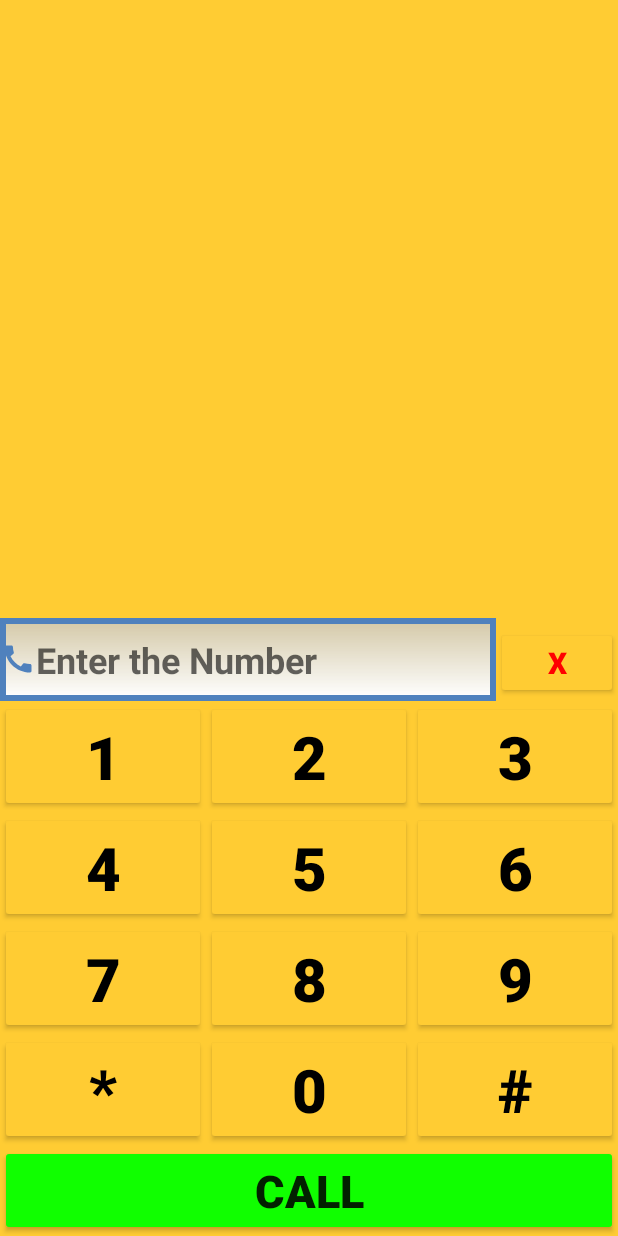
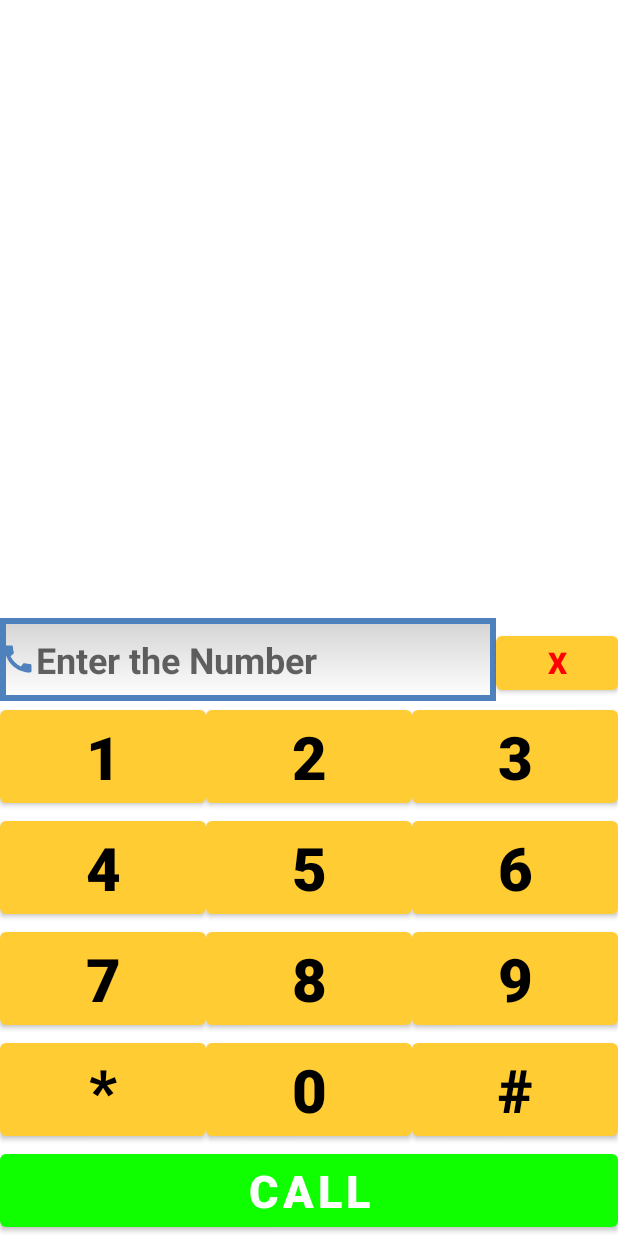
Before and after one commit to saudi97/myapplicationfinal, an Android app: the layout activity_dialler.xml on its own in the app's theme, with its tools: preview values and no code run, on a phone screen of 412 x 824 dp. Run offline under Robolectric (Android 15) with nearby library versions, the phone set to English and light mode, and no system bars.

Commit message:
Revert "Merge remote-tracking branch 'origin/main' into main"
This reverts commit 00052235cbc2047787eeab8c8675c8dd3d669f24, reversing
changes made to a4bf1a45dbaccd0bdb3a1ad71e74d81cc3269efe.

```diff
--- a/app/src/main/java/com/myapplication/Homepage.java
+++ b/app/src/main/java/com/myapplication/Homepage.java
@@ -17,6 +17,7 @@ Button call,contacts,conn,connect;
         super.onCreate(savedInstanceState);
         requestWindowFeature(Window.FEATURE_NO_TITLE);
         this.getWindow().setFlags(WindowManager.LayoutParams.FLAG_FULLSCREEN,WindowManager.LayoutParams.FLAG_FULLSCREEN);
+        getSupportActionBar().hide();
         setContentView(R.layout.activity_homepage);
         conn=findViewById(R.id.ConnDevices);
         connect = (Button) findViewById(R.id.button2);
--- a/app/src/main/java/com/myapplication/MainActivity.java
+++ b/app/src/main/java/com/myapplication/MainActivity.java
@@ -34,6 +34,7 @@ public class MainActivity extends AppCompatActivity {
         AppCompatDelegate.setDefaultNightMode(AppCompatDelegate.MODE_NIGHT_NO);
         requestWindowFeature(Window.FEATURE_NO_TITLE);
         this.getWindow().setFlags(WindowManager.LayoutParams.FLAG_FULLSCREEN,WindowManager.LayoutParams.FLAG_FULLSCREEN);
+        getSupportActionBar().hide();
         setContentView(R.layout.activity_main);
         mAuth = FirebaseAuth.getInstance();
         btn1 = (Button) findViewById(R.id.Wifi);
--- a/app/src/main/java/com/myapplication/login.java
+++ b/app/src/main/java/com/myapplication/login.java
@@ -39,6 +39,8 @@ public class login extends AppCompatActivity {
         AppCompatDelegate.setDefaultNightMode(AppCompatDelegate.MODE_NIGHT_NO);
         requestWindowFeature(Window.FEATURE_NO_TITLE);
         this.getWindow().setFlags(WindowManager.LayoutParams.FLAG_FULLSCREEN,WindowManager.LayoutParams.FLAG_FULLSCREEN);
+
+        getSupportActionBar().hide();
         setContentView(R.layout.activity_login);
         email=(EditText) findViewById(R.id.email);
         pass=(EditText) findViewById(R.id.password);
--- a/app/src/main/res/layout/activity_dialler.xml
+++ b/app/src/main/res/layout/activity_dialler.xml
@@ -10,7 +10,6 @@
     <LinearLayout
         android:layout_width="match_parent"
         android:layout_height="match_parent"
-        android:background="#FFCC33"
         android:gravity="bottom"
         android:orientation="vertical">
 
@@ -26,12 +25,11 @@
                 android:layout_width="wrap_content"
                 android:layout_height="55dp"
                 android:layout_weight="1"
+                android:ems="10"
                 android:background="@drawable/rounded"
                 android:drawableLeft="@drawable/ic_call"
-                android:ems="10"
                 android:hint="@string/hint"
                 android:inputType="none"
-                android:focusableInTouchMode="false"
                 android:textAppearance="@style/TextAppearance.AppCompat.Display3"
                 android:textSize="24sp"
                 android:textStyle="bold" />
@@ -60,36 +58,36 @@
                 android:layout_width="wrap_content"
                 android:layout_height="wrap_content"
                 android:layout_weight="1"
-                android:onClick="one"
                 android:text="@string/one"
                 android:textColor="#000000"
                 android:textSize="40sp"
                 android:textStyle="bold"
-                app:backgroundTint="#FFCC33" />
+                app:backgroundTint="#FFCC33"
+                android:onClick="one"/>
 
             <Button
                 android:id="@+id/buttontwo"
                 android:layout_width="wrap_content"
                 android:layout_height="wrap_content"
                 android:layout_weight="1"
-                android:onClick="two"
                 android:text="@string/two"
                 android:textColor="#000000"
                 android:textSize="40sp"
                 android:textStyle="bold"
-                app:backgroundTint="#FFCC33" />
+                app:backgroundTint="#FFCC33"
+                android:onClick="two"/>
 
             <Button
                 android:id="@+id/buttonthree"
                 android:layout_width="wrap_content"
                 android:layout_height="wrap_content"
                 android:layout_weight="1"
-                android:onClick="three"
                 android:text="@string/three"
                 android:textColor="#000000"
                 android:textSize="40sp"
                 android:textStyle="bold"
-                app:backgroundTint="#FFCC33" />
+                app:backgroundTint="#FFCC33"
+                android:onClick="three"/>
         </LinearLayout>
 
         <LinearLayout
@@ -103,36 +101,36 @@
                 android:layout_width="wrap_content"
                 android:layout_height="wrap_content"
                 android:layout_weight="1"
-                android:onClick="four"
                 android:text="@string/four"
                 android:textColor="#000000"
                 android:textSize="40sp"
                 android:textStyle="bold"
-                app:backgroundTint="#FFCC33" />
+                app:backgroundTint="#FFCC33"
+                android:onClick="four"/>
 
             <Button
                 android:id="@+id/buttonfive"
                 android:layout_width="wrap_content"
                 android:layout_height="wrap_content"
                 android:layout_weight="1"
-                android:onClick="five"
                 android:text="@string/five"
                 android:textColor="#000000"
                 android:textSize="40sp"
                 android:textStyle="bold"
-                app:backgroundTint="#FFCC33" />
+                app:backgroundTint="#FFCC33"
+                android:onClick="five"/>
 
             <Button
                 android:id="@+id/buttonsix"
                 android:layout_width="wrap_content"
                 android:layout_height="wrap_content"
                 android:layout_weight="1"
-                android:onClick="six"
                 android:text="@string/six"
                 android:textColor="#000000"
                 android:textSize="40sp"
                 android:textStyle="bold"
-                app:backgroundTint="#FFCC33" />
+                app:backgroundTint="#FFCC33"
+                android:onClick="six"/>
         </LinearLayout>
 
         <LinearLayout
@@ -146,36 +144,36 @@
                 android:layout_width="wrap_content"
                 android:layout_height="wrap_content"
                 android:layout_weight="1"
-                android:onClick="seven"
                 android:text="@string/seven"
                 android:textColor="#000000"
                 android:textSize="40sp"
                 android:textStyle="bold"
-                app:backgroundTint="#FFCC33" />
+                app:backgroundTint="#FFCC33"
+                android:onClick="seven"/>
 
             <Button
                 android:id="@+id/buttoneight"
                 android:layout_width="wrap_content"
                 android:layout_height="wrap_content"
                 android:layout_weight="1"
-                android:onClick="eight"
                 android:text="@string/eight"
                 android:textColor="#000000"
                 android:textSize="40sp"
                 android:textStyle="bold"
-                app:backgroundTint="#FFCC33" />
+                app:backgroundTint="#FFCC33"
+                android:onClick="eight"/>
 
             <Button
                 android:id="@+id/buttonnine"
                 android:layout_width="wrap_content"
                 android:layout_height="wrap_content"
                 android:layout_weight="1"
-                android:onClick="nine"
                 android:text="@string/nine"
                 android:textColor="#000000"
                 android:textSize="40sp"
                 android:textStyle="bold"
-                app:backgroundTint="#FFCC33" />
+                app:backgroundTint="#FFCC33"
+                android:onClick="nine"/>
         </LinearLayout>
 
         <LinearLayout
@@ -189,36 +187,36 @@
                 android:layout_width="wrap_content"
                 android:layout_height="wrap_content"
                 android:layout_weight="1"
-                android:onClick="star"
                 android:text="@string/star"
                 android:textColor="#000000"
                 android:textSize="40sp"
                 android:textStyle="bold"
-                app:backgroundTint="#FFCC33" />
+                app:backgroundTint="#FFCC33"
+                android:onClick="star"/>
 
             <Button
                 android:id="@+id/buttonzero"
                 android:layout_width="wrap_content"
                 android:layout_height="wrap_content"
                 android:layout_weight="1"
-                android:onClick="zero"
                 android:text="@string/zero"
                 android:textColor="#000000"
                 android:textSize="40sp"
                 android:textStyle="bold"
-                app:backgroundTint="#FFCC33" />
+                app:backgroundTint="#FFCC33"
+                android:onClick="zero"/>
 
             <Button
                 android:id="@+id/buttonhash"
                 android:layout_width="wrap_content"
                 android:layout_height="wrap_content"
                 android:layout_weight="1"
-                android:onClick="hash"
                 android:text="@string/hashtag"
                 android:textColor="#000000"
                 android:textSize="40sp"
                 android:textStyle="bold"
-                app:backgroundTint="#FFCC33" />
+                app:backgroundTint="#FFCC33"
+                android:onClick="hash"/>
 
         </LinearLayout>
 
@@ -233,11 +231,11 @@
                 android:layout_width="wrap_content"
                 android:layout_height="wrap_content"
                 android:layout_weight="1"
-                android:onClick="call"
                 android:text="@string/call"
                 android:textSize="30sp"
                 android:textStyle="bold"
-                app:backgroundTint="#10FF00" />
+                app:backgroundTint="#10FF00"
+                android:onClick="call"/>
         </LinearLayout>
     </LinearLayout>
 
--- a/app/src/main/res/values/themes.xml
+++ b/app/src/main/res/values/themes.xml
@@ -1,6 +1,6 @@
 <resources xmlns:tools="http://schemas.android.com/tools">
     <!-- Base application theme. -->
-    <style name="Theme.MyApplication" parent="Theme.AppCompat.Light.NoActionBar">
+    <style name="Theme.MyApplication" parent="Theme.MaterialComponents.DayNight.DarkActionBar">
         <!-- Primary brand color. -->
         <item name="colorPrimary">@color/purple_500</item>
         <item name="colorPrimaryVariant">@color/purple_700</item>
```
